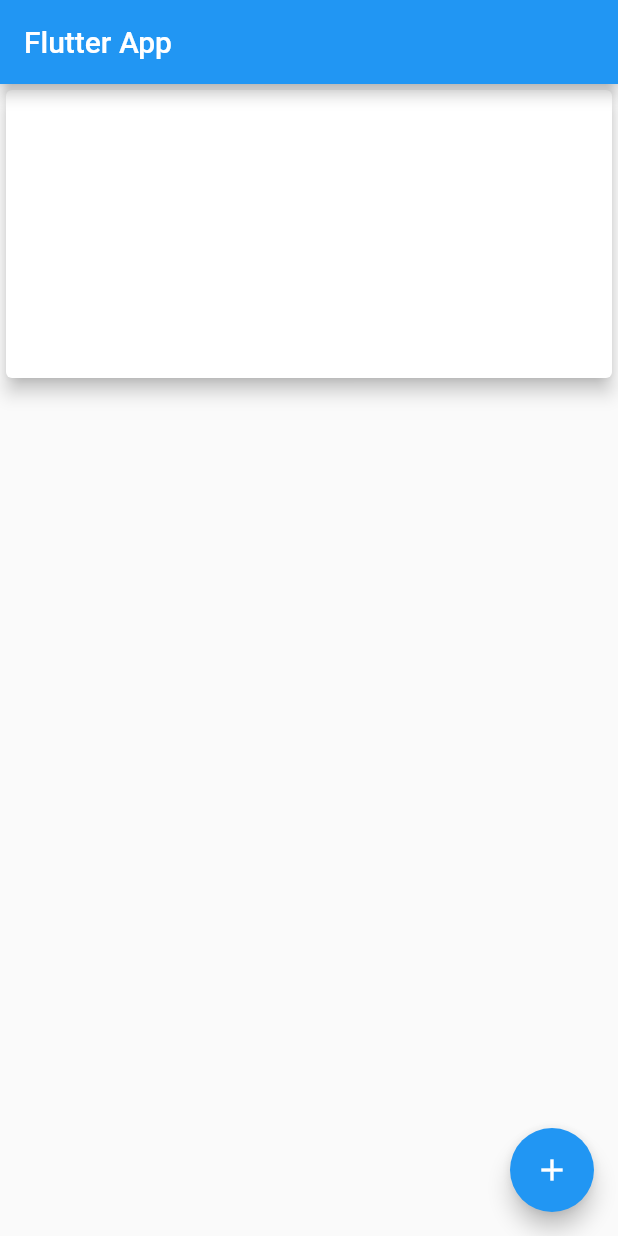
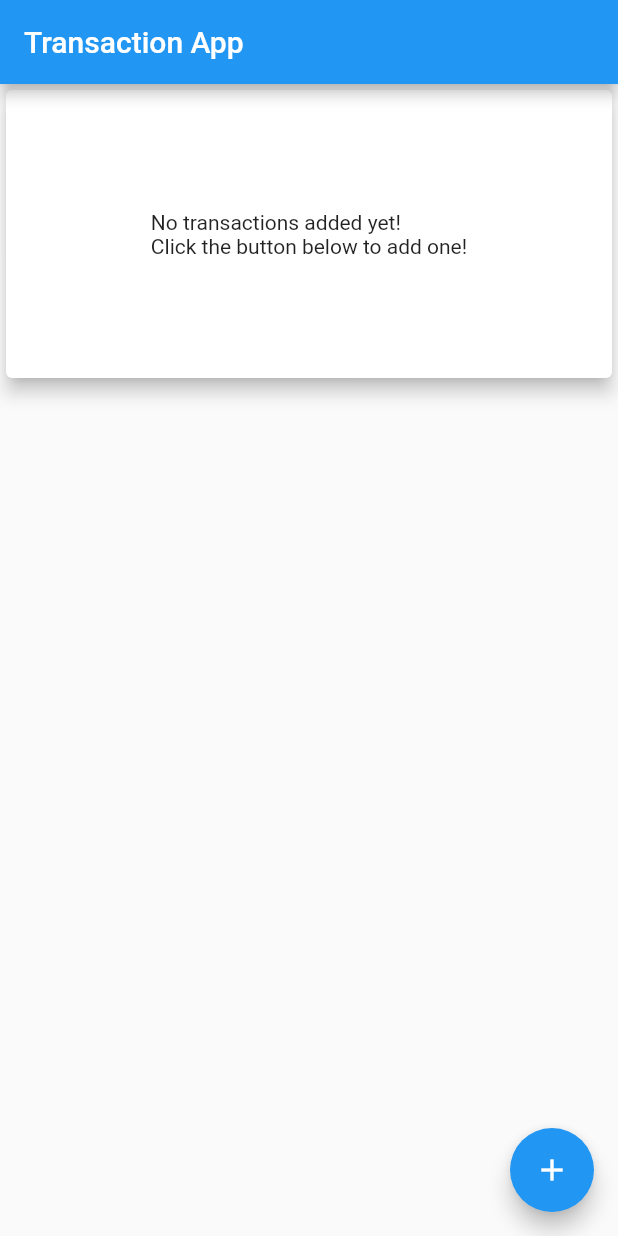
Before and after one commit to guvenkarabulut/flutter-shopping-list, a Flutter app: the screen it shows after launch, on a phone screen of 412 x 824 dp. Run offline on Flutter 3.47's test engine with Material 2 defaults, Android fonts, the phone set to English and light mode, and no system bars; drawn by our look-alikes of fl_chart.

Commit message:
fix random colors

```diff
--- a/lib/main.dart
+++ b/lib/main.dart
@@ -11,7 +11,7 @@ class MyApp extends StatelessWidget {
   @override
   Widget build(BuildContext context) {
     return MaterialApp(
-      title: 'Flutter App',
+      title: 'Transaction App',
       home: MyHomePage(),
     );
   }
@@ -30,7 +30,8 @@ class _MyHomePageState extends State<MyHomePage> {
           id: Uuid().v4(),
           title: titleInput,
           amount: double.parse(amountInput),
-          date: DateTime.now()));
+          date: DateTime.now(),
+          color: math.Random().nextDouble() * 0xFFFFFF));
     });
   }
 
@@ -42,7 +43,7 @@ class _MyHomePageState extends State<MyHomePage> {
   Widget build(BuildContext context) {
     return Scaffold(
       appBar: AppBar(
-        title: Text('Flutter App'),
+        title: Text('Transaction App'),
       ),
       body: SingleChildScrollView(
         child: Column(
@@ -52,22 +53,29 @@ class _MyHomePageState extends State<MyHomePage> {
               width: 200,
               height: 200,
               child: Card(
-                child: PieChart(
+                child: _transactions.isEmpty
+                    ? Container(
+                        width: double.infinity,
+                        height: double.infinity,
+                        alignment: Alignment.center,
+                        child: Text('No transactions added yet!'
+                            '\nClick the button below to add one!'),
+                      )
+                    : PieChart(
                         PieChartData(
                           borderData: FlBorderData(show: false),
                           sectionsSpace: 0,
                           centerSpaceRadius: 40,
                           sections: _transactions
                               .map((e) => PieChartSectionData(
-                              color: Color(
-                                      (math.Random().nextDouble() * 0xFFFFFF)
-                                          .toInt())
-                                  .withOpacity(1.0),
+                                    color:
+                                        Color(e.color.toInt()).withOpacity(1.0),
                                     value: e.amount,
                                     title: e.title,
                                     radius: 50,
                                     titleStyle: TextStyle(
-                                  fontSize: 18, fontWeight: FontWeight.bold),
+                                        fontSize: 18,
+                                        fontWeight: FontWeight.bold),
                                   ))
                               .toList(),
                         ),
--- a/lib/transaction.dart
+++ b/lib/transaction.dart
@@ -5,10 +5,12 @@ class Transaction {
   final String title;
   final double amount;
   final DateTime date;
+  final double color;
 
   Transaction(
       {@required this.id,
       @required this.title,
       @required this.amount,
-      @required this.date});
+      @required this.date,
+      @required this.color});
 }
```
Also changed, not shown: lib/formMainPage.dart (deleted, +0 -72 lines), lib/snippets.txt (deleted, +0 -72 lines). Lines whose indentation alone changed are shown as unchanged.
